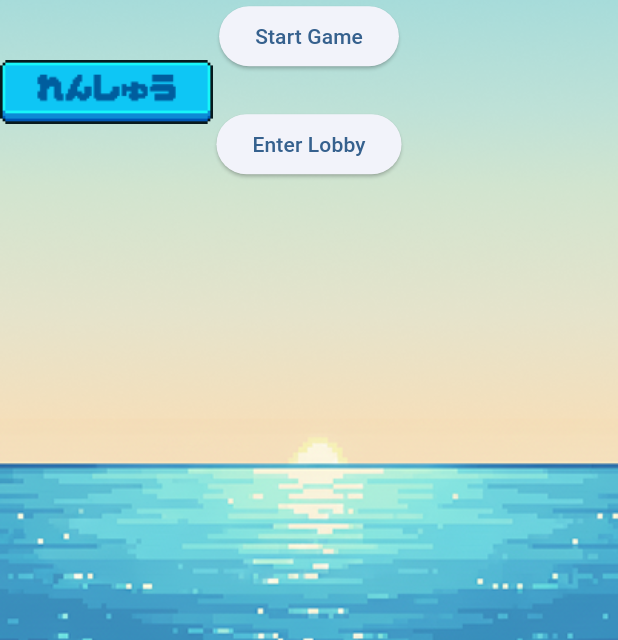
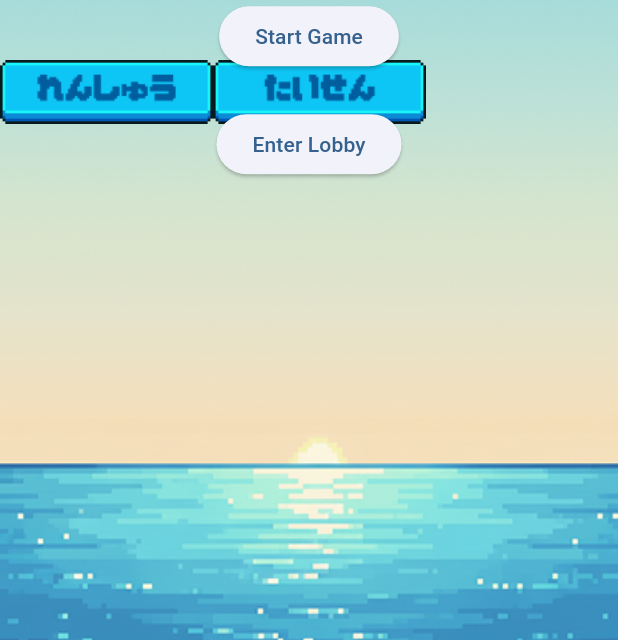
Before and after one commit to OriginMaster2024/origin_master_2025_flutter, a Flutter app: the screen it shows after launch, on a phone screen of 412 x 824 dp, the part 596-1236 px from its top. Run offline on Flutter 3.47's test engine with Material 3 defaults, Android fonts, the phone set to English and light mode, and no system bars; our stand-ins replace fl_chart, flutter_dotenv, flutter_hooks, sensors_plus, supabase_flutter; missing offline and left inert: flame, heart_bpm; accounts and stored records are empty.

```diff
--- a/lib/start_screen.dart
+++ b/lib/start_screen.dart
@@ -46,7 +46,23 @@ class StartScreen extends StatelessWidget {
                         fit: BoxFit.fitWidth,
                         width: 142,
                       ),
-                    )
+                    ),
+                    GestureDetector(
+                      onTap: () {
+                        // GameWidget に遷移
+                        Navigator.push(
+                          context,
+                          MaterialPageRoute(
+                            builder: (context) => GameScreen(gameID: Uuid().v4()),
+                          ),
+                        );
+                      },
+                      child: Image.asset(
+                        'assets/button_battle.png',
+                        fit: BoxFit.fitWidth,
+                        width: 142,
+                      ),
+                    ),
                   ],
                 ),
               ],
```
